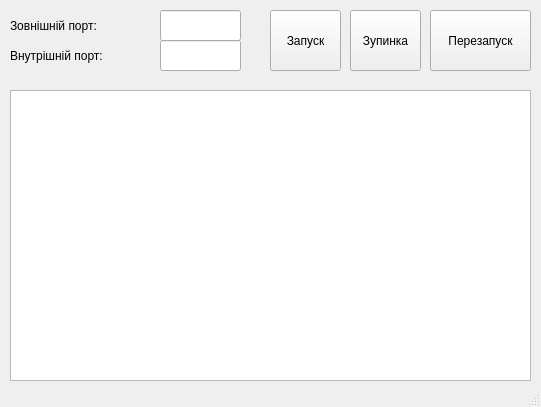
Above: Server/mainwindow.ui from lishmael/kursach_4 before the change. Below: the same form after it.
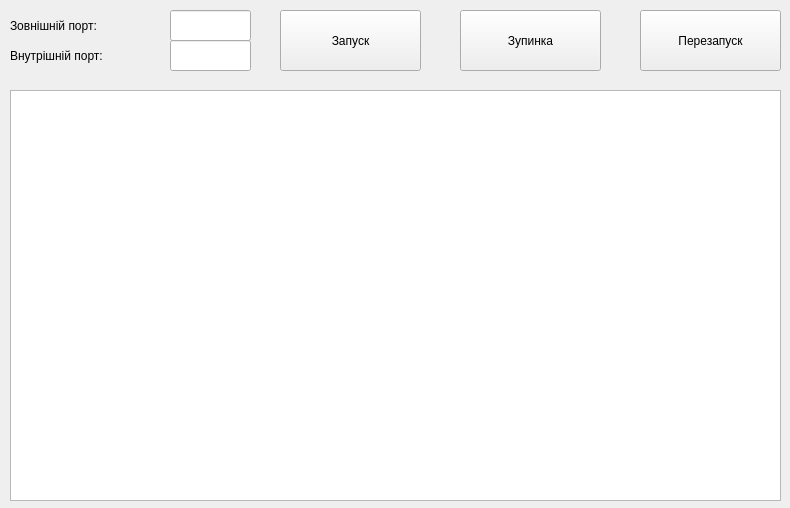
That is the form after the change.

Patch:
```diff
--- a/Server/mainwindow.ui
+++ b/Server/mainwindow.ui
@@ -6,8 +6,8 @@
    <rect>
     <x>0</x>
     <y>0</y>
-    <width>541</width>
-    <height>407</height>
+    <width>790</width>
+    <height>508</height>
    </rect>
   </property>
   <property name="windowTitle">
@@ -20,9 +20,9 @@
    <widget class="QPushButton" name="buttonRun">
     <property name="geometry">
      <rect>
-      <x>270</x>
+      <x>280</x>
       <y>10</y>
-      <width>71</width>
+      <width>141</width>
       <height>61</height>
      </rect>
     </property>
@@ -35,15 +35,15 @@
      <rect>
       <x>10</x>
       <y>90</y>
-      <width>521</width>
-      <height>291</height>
+      <width>771</width>
+      <height>411</height>
      </rect>
     </property>
    </widget>
    <widget class="QLineEdit" name="inputIntPort">
     <property name="geometry">
      <rect>
-      <x>160</x>
+      <x>170</x>
       <y>40</y>
       <width>81</width>
       <height>31</height>
@@ -59,7 +59,7 @@
    <widget class="QLineEdit" name="inputExtPort">
     <property name="geometry">
      <rect>
-      <x>160</x>
+      <x>170</x>
       <y>10</y>
       <width>81</width>
       <height>31</height>
@@ -78,9 +78,9 @@
    <widget class="QPushButton" name="buttonStop">
     <property name="geometry">
      <rect>
-      <x>350</x>
+      <x>460</x>
       <y>10</y>
-      <width>71</width>
+      <width>141</width>
       <height>61</height>
      </rect>
     </property>
@@ -91,9 +91,9 @@
    <widget class="QPushButton" name="buttonRestart">
     <property name="geometry">
      <rect>
-      <x>430</x>
+      <x>640</x>
       <y>10</y>
-      <width>101</width>
+      <width>141</width>
       <height>61</height>
      </rect>
     </property>
@@ -128,7 +128,6 @@
     </property>
    </widget>
   </widget>
-  <widget class="QStatusBar" name="statusbar"/>
  </widget>
  <resources/>
  <connections/>
```
